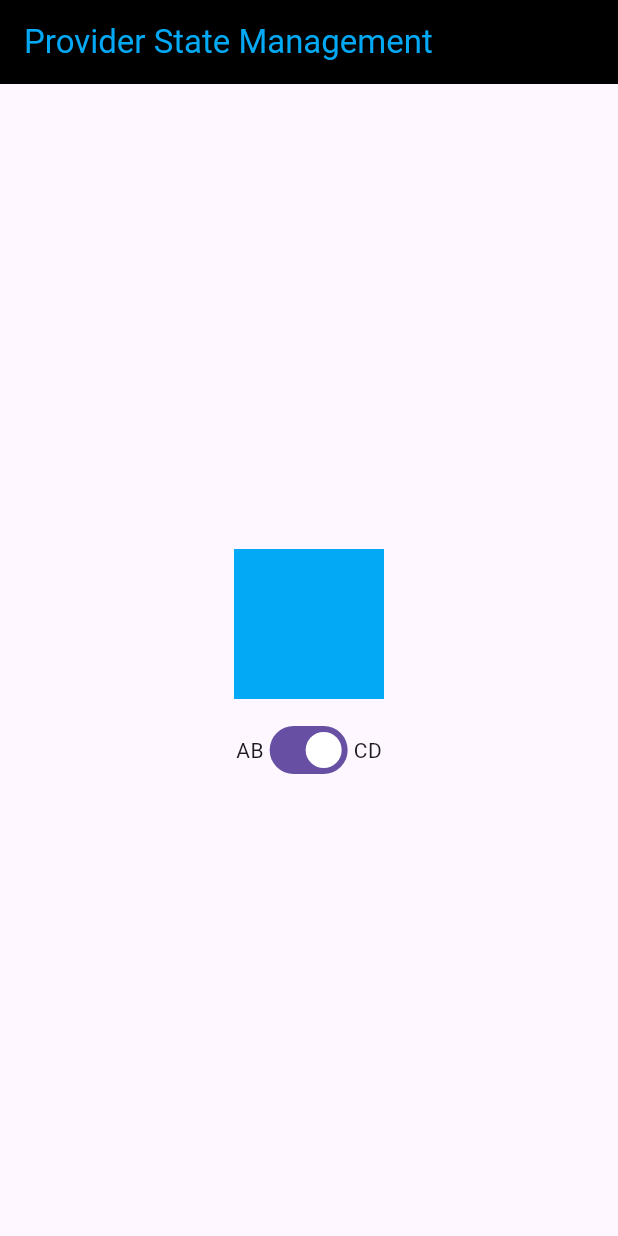
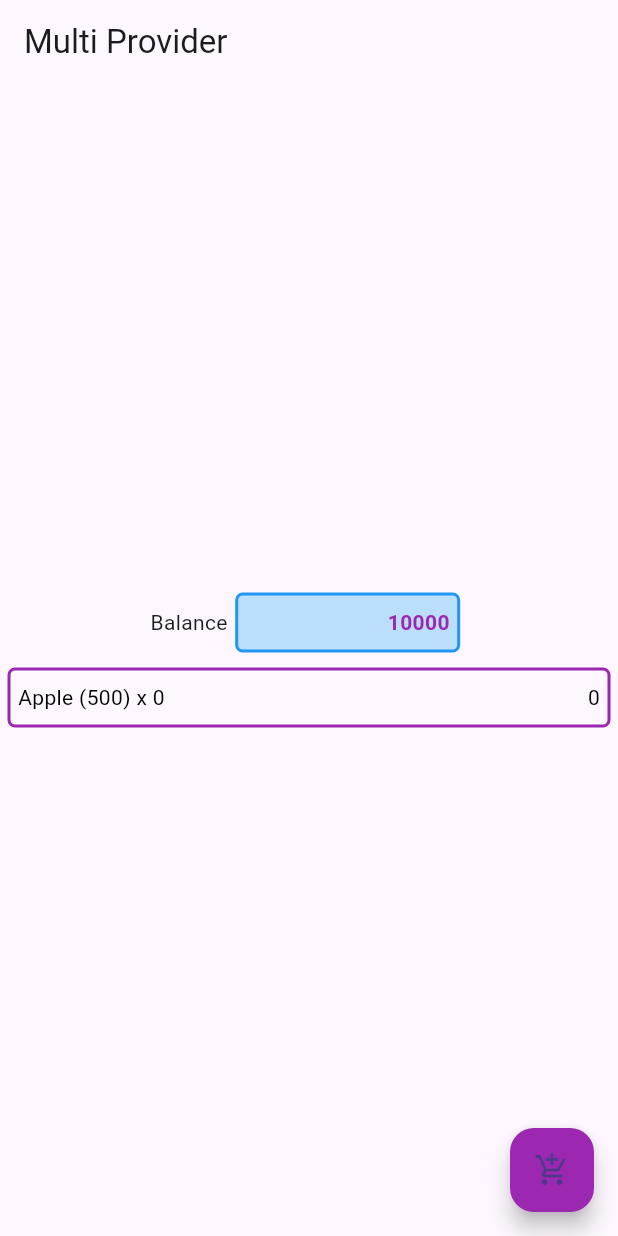
Before and after one commit to diasoy/flutter_study, a Flutter app: the screen it shows after launch, on a phone screen of 412 x 824 dp. Run offline on Flutter 3.47's test engine with Material 3 defaults, Android fonts, the phone set to English and light mode, and no system bars.

Commit message:
multi provider state management

```diff
--- /dev/null
+++ b/lib/cart.dart
@@ -0,0 +1,12 @@
+import 'package:flutter/foundation.dart';
+
+class Cart with ChangeNotifier {
+  int _quantity = 0;
+
+  int get quantity => _quantity;
+
+  set quantity(int value) {
+    _quantity = value;
+    notifyListeners();
+  }
+}
--- a/lib/main.dart
+++ b/lib/main.dart
@@ -3,6 +3,9 @@
 import 'package:flutter/material.dart';
 import 'package:flutter_study/application_color.dart';
 import 'package:provider/provider.dart';
+
+import 'cart.dart';
+import 'money.dart';
 
 void main() {
   runApp(MyApp());
@@ -14,48 +17,107 @@ class MyApp extends StatelessWidget {
   @override
   Widget build(BuildContext context) {
     return MaterialApp(
-        home: ChangeNotifierProvider<ApplicationColor>(
-      create: (context) => ApplicationColor(),
+        home: MultiProvider(
+      providers: [
+        ChangeNotifierProvider(create: (context) => Money()),
+        ChangeNotifierProvider(create: (context) => Cart()),
+      ],
       child: Scaffold(
+        floatingActionButton: Consumer<Money>(
+          builder: (context, money, _) => Consumer<Cart>(
+            builder: (context, cart, _) => FloatingActionButton(
+              onPressed: () {
+                if (money.balance >= 500) {
+                  cart.quantity += 1;
+                  money.balance -= 500;
+                }
+              },
+              child: Icon(Icons.add_shopping_cart),
+              backgroundColor: Colors.purple,
+            ),
+          ),
+          child: Consumer<Cart>(
+            builder: (context, cart, _) => FloatingActionButton(
+              onPressed: () {
+                cart.quantity += 1;
+                context.read<Money>().balance -= 500;
+              },
+              child: Icon(Icons.add_shopping_cart),
+              backgroundColor: Colors.purple,
+            ),
+            child: FloatingActionButton(
+              onPressed: () {},
+              child: Icon(Icons.add),
+              backgroundColor: Colors.purple,
+            ),
+          ),
+        ),
         appBar: AppBar(
-            backgroundColor: Colors.black,
-            title: Consumer<ApplicationColor>(
-                builder: (context, applicationColor, _) => Text(
-                      'Provider State Management',
-                      style: TextStyle(color: applicationColor.color),
-                    )),
+          title: Text("Multi Provider"),
         ),
         body: Center(
           child: Column(
             mainAxisAlignment: MainAxisAlignment.center,
             children: <Widget>[
-                  Consumer<ApplicationColor>(
-                    builder: (context, applicationColor, _) =>
-                        AnimatedContainer(
-                      margin: EdgeInsets.all(10),
-                      height: 100,
-                      width: 100,
-                      color: applicationColor.color,
-                      duration: Duration(seconds: 1),
-                    ),
-                  ),
               Row(
                 mainAxisAlignment: MainAxisAlignment.center,
                 children: <Widget>[
-                      Container(child: Text('AB')),
-                      Consumer<ApplicationColor>(
-                        builder: (context, applicationColor, _) => Switch(
-                          value: applicationColor.isLightBlue,
-                          onChanged: (value) {
-                            applicationColor.isLightBlue = value;
-                          },
+                  Text('Balance'),
+                  Container(
+                    child: Align(
+                      alignment: Alignment.centerRight,
+                      child: Consumer<Money>(
+                        builder: (context, money, _) => Text(
+                          money.balance.toString(),
+                          style: TextStyle(
+                              color: Colors.purple,
+                              fontWeight: FontWeight.w700),
                         ),
                       ),
-                      Container(child: Text('CD')),
+                    ),
+                    height: 40,
+                    width: 150,
+                    margin: EdgeInsets.all(5),
+                    padding: EdgeInsets.all(5),
+                    decoration: BoxDecoration(
+                        color: Colors.blue[100],
+                        border: Border.all(color: Colors.blue, width: 2),
+                        borderRadius: BorderRadius.circular(5)),
+                  )
                 ],
+              ),
+              Container(
+                child: Align(
+                  alignment: Alignment.centerRight,
+                  child: Consumer<Cart>(
+                    builder: (context, cart, _) => Row(
+                      mainAxisAlignment: MainAxisAlignment.spaceBetween,
+                      children: [
+                        Text("Apple (500) x " + cart.quantity.toString(),
+                            style: TextStyle(color: Colors.black)),
+                        Text((500 * cart.quantity).toString(),
+                            style: TextStyle(color: Colors.black)),
+                      ],
+                    ),
+                    child: Row(
+                      mainAxisAlignment: MainAxisAlignment.spaceBetween,
+                      children: [
+                        Text("10000", style: TextStyle(color: Colors.green)),
+                      ],
+                    ),
+                  ),
+                ),
+                height: 40,
+                margin: EdgeInsets.all(5),
+                padding: EdgeInsets.all(5),
+                decoration: BoxDecoration(
+                    border: Border.all(color: Colors.purple, width: 2),
+                    borderRadius: BorderRadius.circular(5)),
               )
-                ]),
-          )),
+            ],
+          ),
+        ),
+      ),
     ));
   }
 }
--- /dev/null
+++ b/lib/money.dart
@@ -0,0 +1,12 @@
+import 'package:flutter/foundation.dart';
+
+class Money with ChangeNotifier {
+  int _balance = 10000;
+
+  int get balance => _balance;
+
+  set balance(int value) {
+    _balance = value;
+    notifyListeners();
+  }
+}
```
Lines whose indentation alone changed are shown as unchanged.
